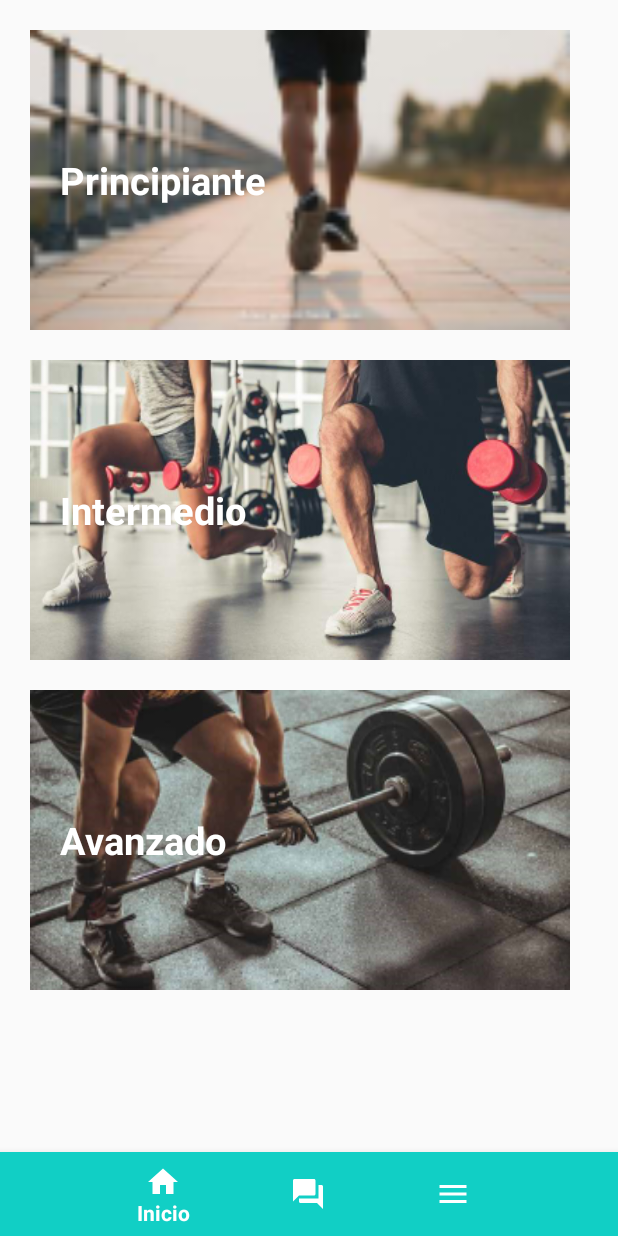
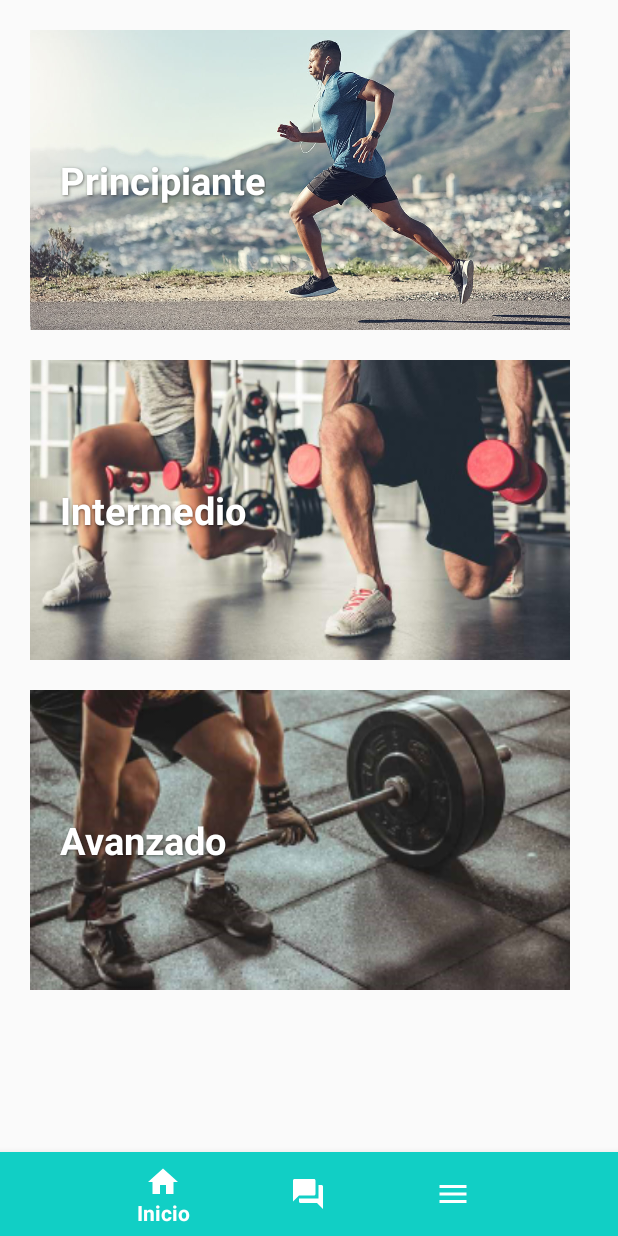
Before and after one commit to SergioGamero31/D-health, an Android app: the fragment RutineMenuFragment placed in its activity, on a phone screen of 412 x 824 dp. Run offline under Robolectric (Android 15) with nearby library versions, the phone set to English and light mode, and no system bars; our stand-ins replace CircleImageView, Firebase (no records; nobody signed in at launch, a user with empty details on screens opened directly); libraries missing offline, so code that uses them is left out: com.facebook, com.facebook.login.

Commit message:
actualizacion gen

```diff
--- a/app/src/main/res/layout/fragment_flexiones.xml
+++ b/app/src/main/res/layout/fragment_flexiones.xml
@@ -5,7 +5,6 @@
     android:layout_height="match_parent"
     tools:context="Fragments.ChooseBeginnerRutineFragment">
 
-    <!-- TODO: Update blank fragment layout -->
     <LinearLayout
         android:layout_width="match_parent"
         android:layout_height="match_parent"
@@ -23,6 +22,7 @@
                 android:orientation="vertical"
                 android:src="@drawable/workout" />
         </RelativeLayout>
+
         <LinearLayout
             android:layout_width="match_parent"
             android:layout_height="wrap_content"
--- a/app/src/main/res/layout/fragment_glucosa.xml
+++ b/app/src/main/res/layout/fragment_glucosa.xml
@@ -38,7 +38,7 @@
                             android:layout_height="25dp"
                             android:layout_alignParentStart="true"
                             android:layout_marginTop="30dp"
-                            android:background="@drawable/ic_arrow"/>
+                            android:background="@drawable/ic_arrow" />
 
                         <TextView
                             android:id="@+id/textDashboard"
--- a/app/src/main/res/layout/fragment_rutine_menu.xml
+++ b/app/src/main/res/layout/fragment_rutine_menu.xml
@@ -20,17 +20,22 @@
                 android:onClick="beginner"
                 android:layout_width="360dp"
                 android:layout_height="200dp"
-                android:background="@drawable/excersice2">
+                android:background="@drawable/exercise2">
 
                 <TextView
                     android:layout_width="wrap_content"
                     android:layout_height="wrap_content"
                     android:layout_centerVertical="true"
                     android:layout_marginStart="20dp"
+                    android:shadowColor="#7F000000"
+                    android:shadowDx="1"
+                    android:shadowDy="1"
+                    android:shadowRadius="2"
                     android:text="Principiante"
                     android:textColor="@color/whiteTextColor"
                     android:textSize="25sp"
                     android:textStyle="bold">
+
                 </TextView>
 
             </RelativeLayout>
@@ -41,7 +46,7 @@
                 android:layout_width="360dp"
                 android:layout_height="200dp"
                 android:layout_marginTop="20dp"
-                android:background="@drawable/excersice1">
+                android:background="@drawable/exercise1">
 
                 <TextView
                     android:layout_width="wrap_content"
@@ -49,9 +54,14 @@
                     android:layout_centerVertical="true"
                     android:layout_marginStart="20dp"
                     android:text="Intermedio"
+                    android:shadowColor="#7F000000"
+                    android:shadowDx="1"
+                    android:shadowDy="1"
+                    android:shadowRadius="2"
                     android:textColor="@color/whiteTextColor"
                     android:textSize="25sp"
                     android:textStyle="bold">
+
                 </TextView>
 
             </RelativeLayout>
@@ -62,17 +72,23 @@
                 android:layout_width="360dp"
                 android:layout_height="200dp"
                 android:layout_marginTop="20dp"
-                android:background="@drawable/excersice3">
+                android:background="@drawable/exercise3">
 
                 <TextView
                     android:layout_width="wrap_content"
                     android:layout_height="wrap_content"
                     android:layout_centerVertical="true"
                     android:layout_marginStart="20dp"
+                    android:shadowColor="#7F000000"
+                    android:shadowDx="1"
+                    android:shadowDy="1"
+                    android:shadowRadius="2"
                     android:text="Avanzado"
                     android:textColor="@color/whiteTextColor"
                     android:textSize="25sp"
-                    android:textStyle="bold">
+                    android:textStyle="bold"
+                    >
+
                 </TextView>
             </RelativeLayout>
 
```
Also changed, not shown: app/src/main/java/Fragments/ChooseBeginnerRutineFragment.java (+0 -47 lines), app/src/main/res/layout/fragment_advanced_rutine.xml (+6 -8 lines), app/src/main/res/layout/fragment_beginner_rutine.xml (+11 -9 lines), app/src/main/res/layout/fragment_intermediate_rutine.xml (+11 -9 lines), app/src/main/res/drawable-xxhdpi/exercise1.jpg (renamed from app/src/main/res/drawable-xxhdpi/excersice1.jpg), app/src/main/res/drawable-xxxhdpi/excersice2.jpg (deleted), app/src/main/res/drawable-xxxhdpi/exercise3.jpg (renamed from app/src/main/res/drawable-xxxhdpi/excersice3.jpg), app/src/main/res/drawable/exercise2.jpg (added).
